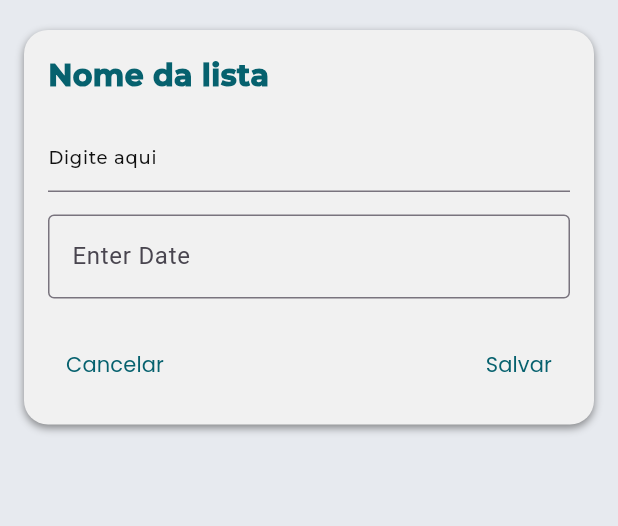
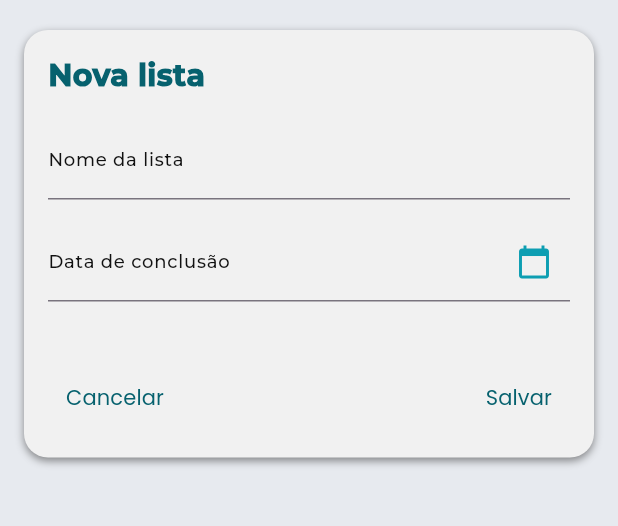
Before and after one commit to Hercules-Matheus/taskflow, a Flutter app: the screen it shows after launch, after a tap on "Nova Lista", on a phone screen of 412 x 824 dp, the part 303-829 px from its top. Run offline on Flutter 3.47's test engine with Material 3 defaults, Android fonts, the phone set to English and light mode, and no system bars; our stand-ins replace flutter_masked_text2, flutter_svg; project files that could hold a hidden picture were left out.

Commit message:
feat: add input-date

```diff
--- a/lib/list_add/list_add_page.dart
+++ b/lib/list_add/list_add_page.dart
@@ -1,13 +1,60 @@
 import 'package:flutter/material.dart';
 import 'package:flutter/services.dart';
 import 'package:flutter_svg/flutter_svg.dart';
+import 'package:flutter_masked_text2/flutter_masked_text2.dart';
+import 'package:intl/intl.dart';
+import 'package:intl/date_symbol_data_local.dart';
 import 'package:taskflow/assets/fonts/app_fonts.dart';
 import 'package:taskflow/assets/colors/app_colors.dart';
 
-class ListAddPage extends StatelessWidget {
+class ListAddPage extends StatefulWidget {
   static String tag = 'list_add_page';
 
   const ListAddPage({super.key});
+
+  @override
+  _ListAddPageState createState() => _ListAddPageState();
+}
+
+class _ListAddPageState extends State<ListAddPage> {
+  final DateFormat _dateFormat = DateFormat('dd/MM/yyyy', 'pt_BR');
+  final _dateController = MaskedTextController(mask: '00/00/0000');
+
+  @override
+  void initState() {
+    super.initState();
+    initializeDateFormatting('pt_BR', null);
+  }
+
+  Future<void> _selectDate(BuildContext context) async {
+    DateTime? pickedDate = await showDatePicker(
+      context: context,
+      initialDate: DateTime.now(),
+      firstDate: DateTime.now(),
+      lastDate: DateTime.now().add(const Duration(days: 3653)),
+      locale: const Locale('pt', 'BR'),
+      builder: (BuildContext context, Widget? child) {
+        return Theme(
+          data: ThemeData.light().copyWith(
+            colorScheme: const ColorScheme.light(
+              primary: AppColors.tertiaryGreenColor,
+              onPrimary: AppColors.secondaryWhiteColor,
+              surface: AppColors.secondaryWhiteColor,
+              onSurface: AppColors.primaryGreenColor,
+            ),
+            dialogBackgroundColor: AppColors.primaryWhiteColor,
+          ),
+          child: child!,
+        );
+      },
+    );
+
+    if (pickedDate != null) {
+      setState(() {
+        _dateController.text = _dateFormat.format(pickedDate);
+      });
+    }
+  }
 
   @override
   Widget build(BuildContext context) {
@@ -64,7 +111,7 @@ class ListAddPage extends StatelessWidget {
                     const Row(
                       children: <Widget>[
                         Text(
-                          'Nome da lista',
+                          'Nova lista',
                           style: TextStyle(
                             color: AppColors.primaryGreenColor,
                             fontFamily: AppFonts.montserrat,
@@ -95,8 +142,8 @@ class ListAddPage extends StatelessWidget {
                                     color: AppColors.secondaryGreenColor,
                                   ),
                                 ),
-                                hintText: 'Digite aqui',
-                                hintStyle: TextStyle(
+                                labelText: 'Nome da lista',
+                                labelStyle: TextStyle(
                                   color: AppColors.primaryBlackColor,
                                   fontFamily: AppFonts.montserrat,
                                   fontSize: 12.0,
@@ -116,15 +163,46 @@ class ListAddPage extends StatelessWidget {
                       child: Row(
                         children: <Widget>[
                           Expanded(
-                            child: InputDatePickerFormField(
-                              firstDate: DateTime(2020),
-                              lastDate: DateTime.now(),
+                            child: TextFormField(
+                              controller: _dateController,
+                              cursorColor: AppColors.secondaryGreenColor,
+                              decoration: InputDecoration(
+                                labelText: 'Data de conclusão',
+                                labelStyle: const TextStyle(
+                                  color: AppColors.primaryBlackColor,
+                                  fontFamily: AppFonts.montserrat,
+                                  fontSize: 12.0,
+                                  fontWeight: FontWeight.w300,
+                                ),
+                                suffixIcon: IconButton(
+                                  onPressed: () {
+                                    _selectDate(context);
+                                  },
+                                  icon: const Icon(
+                                    Icons.calendar_today,
+                                    color: AppColors.secondaryGreenColor,
+                                  ),
+                                ),
+                                focusedBorder: UnderlineInputBorder(
+                                  borderSide: BorderSide(
+                                      color: AppColors.secondaryGreenColor),
+                                ),
+                              ),
+                              keyboardType: TextInputType.datetime,
+                              validator: (value) {
+                                try {
+                                  _dateFormat.parseStrict(value!);
+                                  return null;
+                                } catch (e) {
+                                  return 'Formato de data inválido';
+                                }
+                              },
                             ),
                           ),
                         ],
                       ),
                     ),
-                    const SizedBox(height: 20),
+                    const SizedBox(height: 40),
                     Row(
                       mainAxisAlignment: MainAxisAlignment.spaceBetween,
                       children: [
--- a/lib/main.dart
+++ b/lib/main.dart
@@ -1,14 +1,20 @@
+import 'package:intl/date_symbol_data_local.dart';
+import 'package:flutter/material.dart';
+import 'package:flutter_localizations/flutter_localizations.dart';
 import 'package:taskflow/assets/colors/app_colors.dart';
-import 'package:flutter/material.dart';
 import 'package:taskflow/home_page.dart';
+import 'package:taskflow/list_add/list_add_page.dart';
 
-void main() {
+void main() async {
+  WidgetsFlutterBinding.ensureInitialized();
+  await initializeDateFormatting('pt_BR', null);
   runApp(MyApp());
 }
 
 class MyApp extends StatelessWidget {
   final routes = <String, WidgetBuilder>{
     HomePage.tag: (context) => const HomePage(),
+    ListAddPage.tag: (context) => const ListAddPage(),
   };
 
   MyApp({super.key});
@@ -22,6 +28,11 @@ class MyApp extends StatelessWidget {
         visualDensity: VisualDensity.adaptivePlatformDensity,
       ),
       home: const HomePage(),
+      routes: routes,
+      localizationsDelegates: GlobalMaterialLocalizations.delegates,
+      supportedLocales: const [
+        Locale('pt', 'BR'),
+      ],
     );
   }
 }
--- a/pubspec.yaml
+++ b/pubspec.yaml
@@ -30,10 +30,14 @@ environment:
 dependencies:
   flutter:
     sdk: flutter
+  flutter_localizations:
+    sdk: flutter
   vector_graphics: ^1.1.11
   vector_graphics_codec: ^1.1.11
   vector_graphics_compiler: ^1.1.11
   flutter_svg: ^2.0.10+1
+  intl: ^0.19.0
+  flutter_masked_text2: ^0.9.1
 
   # The following adds the Cupertino Icons font to your application.
   # Use with the CupertinoIcons class for iOS style icons.
```
Also changed, not shown: pubspec.lock.
